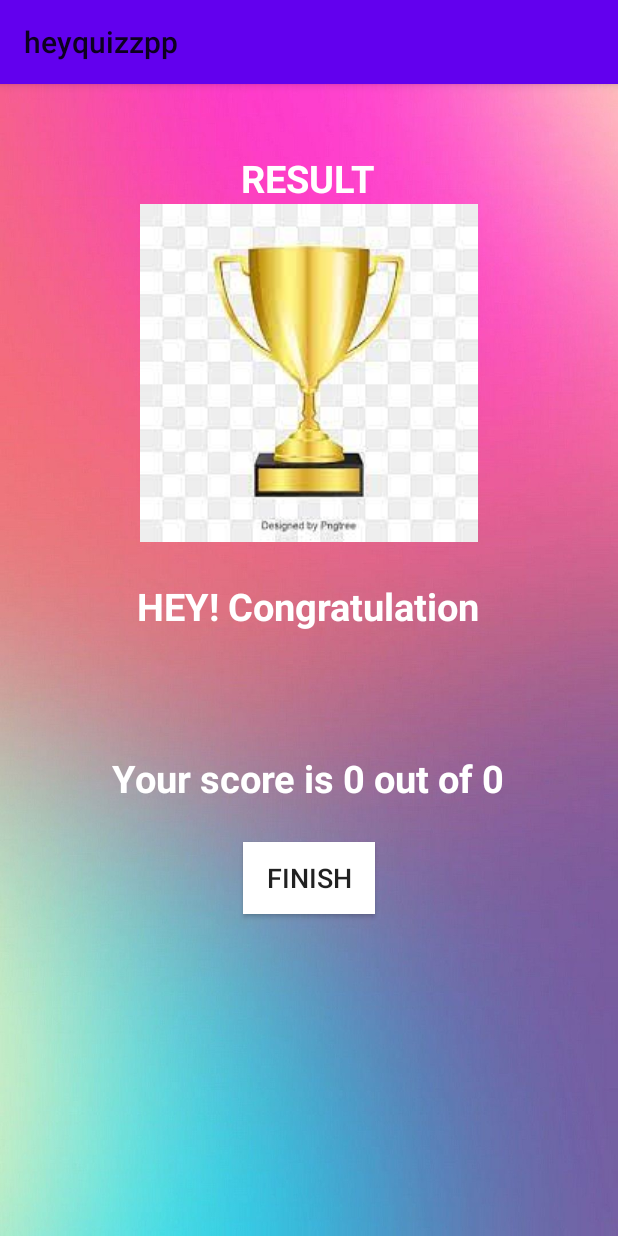
After one commit to Shekhar-3010/heyquizzpp, an Android app: the resultactivity screen opened directly, with no data from a screen before it, on a phone screen of 412 x 824 dp. The commit adds this screen. Run offline under Robolectric (Android 15) with nearby library versions, the phone set to English and light mode, and no system bars.

Commit message:
final acivity done

```diff
--- a/app/src/main/AndroidManifest.xml
+++ b/app/src/main/AndroidManifest.xml
@@ -10,15 +10,17 @@
         android:supportsRtl="true"
         android:theme="@style/Theme.Heyquizzpp">
         <activity
+            android:name=".resultactivity"
+            android:exported="false"
+            android:screenOrientation="portrait"
+            android:theme="@style/Noactionbartheme"
+            />
+        <activity
             android:name=".quizquestionactivity"
             android:exported="false"
-            android:screenOrientation="portrait"
-            >
-
+            android:screenOrientation="portrait">
 
         </activity>
-
-
         <activity
             android:name=".MainActivity"
             android:exported="true"
@@ -32,4 +34,5 @@
             </intent-filter>
         </activity>
     </application>
-    </manifest>
+
+</manifest>
--- a/app/src/main/java/com/example/heyquizzpp/Constants.kt
+++ b/app/src/main/java/com/example/heyquizzpp/Constants.kt
@@ -1,6 +1,9 @@
 package com.example.heyquizzpp
 
 object  Constants{
+    const val user_name : String="user_name"
+    const val total_questions:String="total_questions"
+    const val correctanswers: String="correctanswers"
     fun getquestions():ArrayList<Question>
     {
         val questionlist = ArrayList<Question>()
@@ -110,7 +113,7 @@ object  Constants{
             "wolf ",
             "sheep",
             "rhino",
-            3
+            4
         )
 
         questionlist.add(q10)
--- a/app/src/main/java/com/example/heyquizzpp/MainActivity.kt
+++ b/app/src/main/java/com/example/heyquizzpp/MainActivity.kt
@@ -18,6 +18,7 @@ class MainActivity : AppCompatActivity() {
                 }else
                 {
                     val intent= Intent(this,quizquestionactivity::class.java)
+                    intent.putExtra(Constants.user_name,et_text.text.toString())
                     startActivity(intent)
                     finish()
                 }
--- a/app/src/main/java/com/example/heyquizzpp/quizquestionactivity.kt
+++ b/app/src/main/java/com/example/heyquizzpp/quizquestionactivity.kt
@@ -1,5 +1,6 @@
 package com.example.heyquizzpp
 
+import android.content.Intent
 import android.graphics.Color
 import android.graphics.Typeface
 import androidx.appcompat.app.AppCompatActivity
@@ -14,17 +15,20 @@ import kotlinx.android.synthetic.main.activity_quizquestionactivity.*
 class quizquestionactivity : AppCompatActivity() ,View.OnClickListener{
     private var mcurrentposition:Int=1//position of first question
     private var mquestionlist : ArrayList<Question>?=null
-    private var mselectedoptionposition:Int =0
+    private var mselectedoptionposition:Int = 0
+    private  var mcorrectanswer:Int =0
+    private  var musername:String?=null
 
     override fun onCreate(savedInstanceState: Bundle?) {
         super.onCreate(savedInstanceState)
         setContentView(R.layout.activity_quizquestionactivity)
+         musername=intent.getStringExtra(Constants.user_name)
         mquestionlist=Constants.getquestions()
         setquestion()
         optionone.setOnClickListener(this)
-        optionone.setOnClickListener(this)
-        optionone.setOnClickListener(this)
-        optionone.setOnClickListener(this)
+        optiontwo.setOnClickListener(this)
+        optionthree.setOnClickListener(this)
+        optionfour.setOnClickListener(this)
         submitbutton.setOnClickListener(this)
 
 
@@ -61,9 +65,14 @@ class quizquestionactivity : AppCompatActivity() ,View.OnClickListener{
                         mcurrentposition<=mquestionlist!!.size->
                         {
                             setquestion()
-                        }else ->
-                    {
-                        Toast.makeText(this , "you have sucessfully completed the quiz ",Toast.LENGTH_SHORT).show()
+                        }else -> {
+                           val intent=Intent(this,resultactivity::class.java)
+                           intent.putExtra(Constants.user_name,musername)
+                            intent.putExtra(Constants.correctanswers,mcorrectanswer)
+                           intent.putExtra(Constants.total_questions,mquestionlist!!.size)
+                           startActivity(intent)
+
+
                     }
 
 
@@ -73,8 +82,12 @@ class quizquestionactivity : AppCompatActivity() ,View.OnClickListener{
                     val question=mquestionlist?.get(mcurrentposition-1)
                     if(question!!.correctanswer!=mselectedoptionposition){
                         answerview(mselectedoptionposition,R.drawable.worngoptionbg)
+                    }else{
+                        mcorrectanswer++
                     }
-                    answerview(question.correctanswer,R.drawable.correctoptionbg)
+                    answerview(question.correctanswer, R.drawable.correctoptionbg)
+
+
                     if(mcurrentposition==mquestionlist!!    .size)
                     {
                         submitbutton.text="Finish"
--- /dev/null
+++ b/app/src/main/java/com/example/heyquizzpp/resultactivity.kt
@@ -0,0 +1,25 @@
+package com.example.heyquizzpp
+
+import android.content.Intent
+import androidx.appcompat.app.AppCompatActivity
+import android.os.Bundle
+import kotlinx.android.synthetic.main.activity_resultactivity.*
+
+class resultactivity : AppCompatActivity() {
+    override fun onCreate(savedInstanceState: Bundle?) {
+        super.onCreate(savedInstanceState)
+        setContentView(R.layout.activity_resultactivity)
+        val unsername=intent.getStringExtra(Constants.user_name)
+        tv_unsername.text=unsername
+        val totalquestion=intent.getIntExtra(Constants.total_questions,0)
+        val correctans=intent.getIntExtra(Constants.correctanswers,0)
+        tv_score.text="Your score is $correctans out of $totalquestion"
+        btn_finish.setOnClickListener {
+            startActivity(Intent(this,MainActivity::class.java))
+            finish()
+        }
+
+
+
+    }
+}
--- a/app/src/main/res/drawable/tvoptionbg.xml
+++ b/app/src/main/res/drawable/tvoptionbg.xml
@@ -1,6 +1,6 @@
 <?xml version="1.0" encoding="utf-8"?>
-<shape xmlns:android="http://schemas.android.com/apk/res/android" android:shape="rectangle
-">
+<shape xmlns:android="http://schemas.android.com/apk/res/android" android:shape="rectangle"
+    >
     <stroke
         android:width="1dp"
         android:color="#E8E8E8"
--- /dev/null
+++ b/app/src/main/res/layout/activity_resultactivity.xml
@@ -0,0 +1,73 @@
+<?xml version="1.0" encoding="utf-8"?>
+<LinearLayout xmlns:android="http://schemas.android.com/apk/res/android"
+    xmlns:app="http://schemas.android.com/apk/res-auto"
+    xmlns:tools="http://schemas.android.com/tools"
+    android:layout_width="match_parent"
+    android:layout_height="match_parent"
+    tools:context=".resultactivity"
+    android:background="@drawable/ic_bg"
+    android:orientation="vertical"
+   android:gravity="center_horizontal"
+    android:padding="20dp"
+    >
+
+    <TextView
+        android:id="@+id/tv_result"
+        android:layout_width="wrap_content"
+        android:layout_height="wrap_content"
+        android:layout_marginTop="25dp"
+        android:gravity="center_horizontal"
+        android:text="RESULT"
+        android:textColor="@color/white"
+        android:textSize="25sp"
+        android:textStyle="bold" />
+
+    <ImageView
+        android:id="@+id/tv_trophy"
+        android:layout_width="wrap_content"
+        android:layout_height="wrap_content"
+        android:contentDescription="image"
+        android:src="@drawable/ic_trophy"
+        />
+    <TextView
+
+        android:layout_width="wrap_content"
+        android:layout_height="wrap_content"
+        android:layout_marginTop="25dp"
+        android:gravity="center_horizontal"
+        android:text="HEY! Congratulation"
+        android:textColor="@color/white"
+        android:textSize="25sp"
+        android:textStyle="bold" />
+    <TextView
+        android:id="@+id/tv_unsername"
+        android:layout_width="wrap_content"
+        android:layout_height="wrap_content"
+        android:layout_marginTop="25dp"
+        android:gravity="center_horizontal"
+        android:text="Username"
+        android:textColor="@color/white"
+        android:textSize="23sp"
+        android:textStyle="bold" />
+    <TextView
+        android:id="@+id/tv_score"
+        android:layout_width="wrap_content"
+        android:layout_height="wrap_content"
+        android:layout_marginTop="23dp"
+        android:gravity="center_horizontal"
+        android:text="your score is 9 out of 10"
+        android:textColor="@color/white"
+        android:textSize="25sp"
+        android:textStyle="bold" />
+    <Button
+        android:id="@+id/btn_finish"
+        android:layout_width="wrap_content"
+        android:layout_height="wrap_content"
+        android:background="@color/white"
+        android:text="finish"
+        android:textSize="18sp"
+        android:layout_margin="25dp"
+        />
+
+
+</LinearLayout>
```
Also changed, not shown: app/src/main/res/drawable-v24/ic_trophy.jpg (added), app/src/main/res/drawable-v24/trophy.jpg (added).
